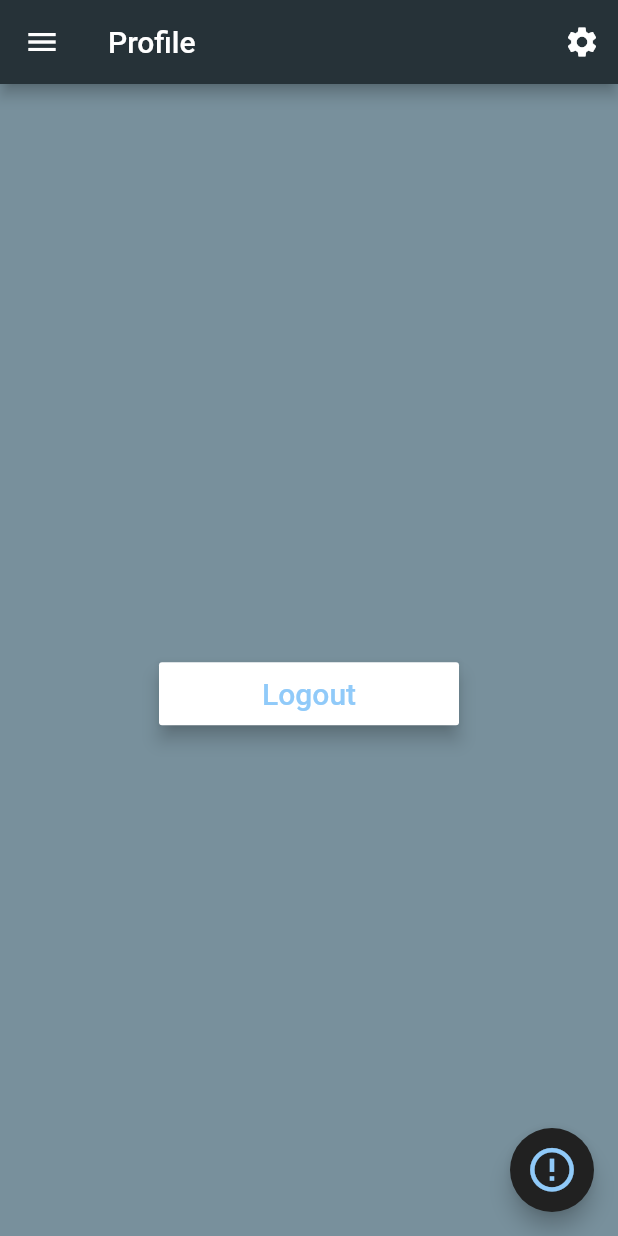
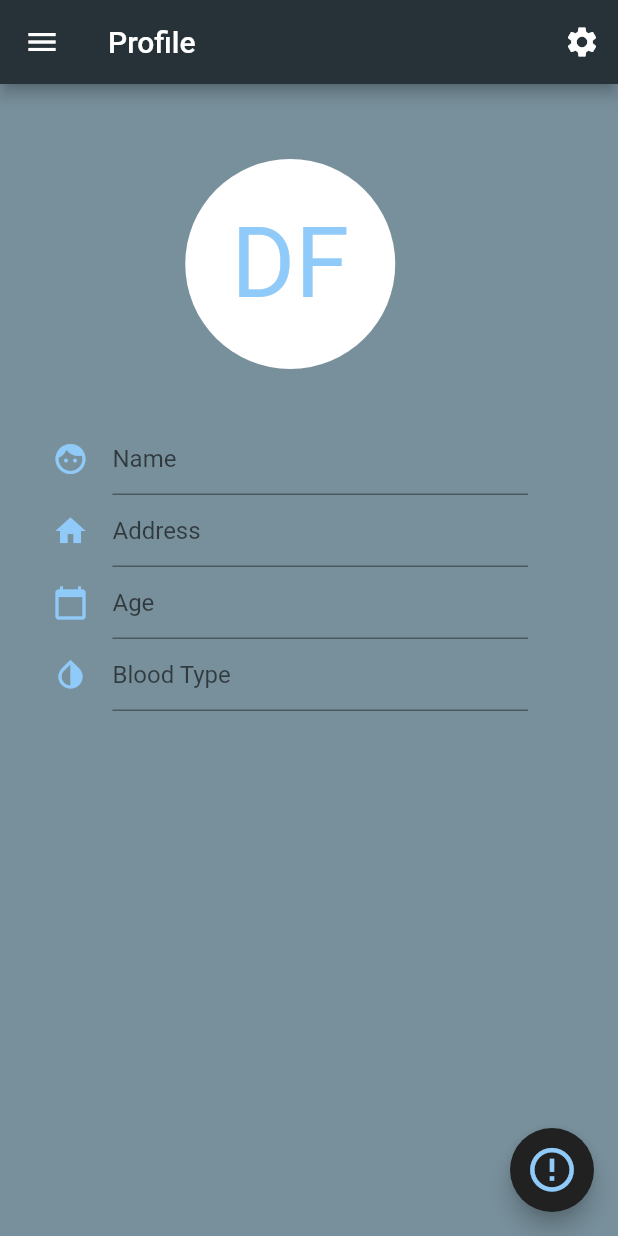
Before and after one commit to emergenseek/Flutter-Client, a Flutter app: the ProfilePage screen opened by its route, on a phone screen of 412 x 824 dp. Run offline on Flutter 3.47's test engine with Material 2 defaults, Android fonts, the phone set to English and light mode, and no system bars; our stand-ins replace contacts_service, firebase_auth, flutter_local_notifications, geolocator, google_maps_flutter; accounts and stored records are empty; Roboto replaces fonts that are missing (Montserrat).

Commit message:
Began profile page framework

```diff
--- a/lib/models/app_model.dart
+++ b/lib/models/app_model.dart
@@ -4,10 +4,11 @@ import 'package:EmergenSeek/services/auth.dart';
 import 'package:EmergenSeek/models/sos_model.dart';
 import 'package:EmergenSeek/models/lUpdates_model.dart';
 import 'package:EmergenSeek/models/contacts_model.dart';
+import 'package:EmergenSeek/models/profile_model.dart';
 
 
 // Model representing universal state data for the entire application
-class AppModel extends Model with SOSModel, ContactsModel, lupdatesModel {
+class AppModel extends Model with SOSModel, ContactsModel, ProfileModel, lupdatesModel {
   AppModel({this.auth, this.userId, this.onSignedOut});
 
   BaseAuth auth;
--- /dev/null
+++ b/lib/models/profile_model.dart
@@ -0,0 +1,10 @@
+import 'package:scoped_model/scoped_model.dart';
+
+
+mixin ProfileModel on Model {
+
+  getProfileInfo() {
+
+  }
+
+}
--- a/lib/screens/profile.dart
+++ b/lib/screens/profile.dart
@@ -35,7 +35,11 @@ class _ProfilePageState extends State<ProfilePage> {
           ],
         ),
         body: Center(
-          child: _showLogoutButton(),
+          child: ListView(
+            children: <Widget>[
+              _showProfileForm(),
+            ],
+          )
         ),
         floatingActionButton: QuickSOS());
   }
@@ -54,6 +58,82 @@ class _ProfilePageState extends State<ProfilePage> {
         ));
   }
 
+  Widget _showProfileForm() {
+    return Container(
+      padding: const EdgeInsets.fromLTRB(35.0, 50.0, 60.0, 20.0),
+      child: Column(children: <Widget>[
+        new CircleAvatar(
+          radius: 70.0,
+            backgroundColor: Colors.white,
+            foregroundColor: Colors.blue[200],
+            child: Text("DF", style: new TextStyle(fontSize: 65.0))),
+        new Padding(
+            padding: EdgeInsets.all(18.0)
+        ),
+        new TextFormField(
+          maxLines: 1,
+          autofocus: false,
+          style: TextStyle(
+            color: Colors.white,
+          ),
+          decoration: new InputDecoration(
+              hintText: 'Name',
+              icon: new Icon(
+                Icons.face,
+                color: Colors.blue[200],
+              )),
+          validator: (value) => value.isEmpty ? 'Name can\'t be empty' : null,
+          //onSaved: (value) => _email = value,
+        ),
+        new TextFormField(
+          maxLines: 1,
+          autofocus: false,
+          style: TextStyle(
+            color: Colors.white,
+          ),
+          decoration: new InputDecoration(
+              hintText: 'Address',
+              icon: new Icon(
+                Icons.home,
+                color: Colors.blue[200],
+              )),
+          validator: (value) => value.isEmpty ? 'Name can\'t be empty' : null,
+          //onSaved: (value) => _email = value,
+        ),
+        new TextFormField(
+          maxLines: 1,
+          autofocus: false,
+          style: TextStyle(
+            color: Colors.white,
+          ),
+          decoration: new InputDecoration(
+              hintText: 'Age',
+              icon: new Icon(
+                Icons.calendar_today,
+                color: Colors.blue[200],
+              )),
+          validator: (value) => value.isEmpty ? 'Name can\'t be empty' : null,
+          //onSaved: (value) => _email = value,
+        ),
+        new TextFormField(
+          maxLines: 1,
+          autofocus: false,
+          style: TextStyle(
+            color: Colors.white,
+          ),
+          decoration: new InputDecoration(
+              hintText: 'Blood Type',
+              icon: new Icon(
+                Icons.invert_colors,
+                color: Colors.blue[200],
+              )),
+          validator: (value) => value.isEmpty ? 'Name can\'t be empty' : null,
+          //onSaved: (value) => _email = value,
+        ),
+      ],)
+    );
+  }
+
   _signOut() async {
     try {
       await widget.auth.signOut();
```
